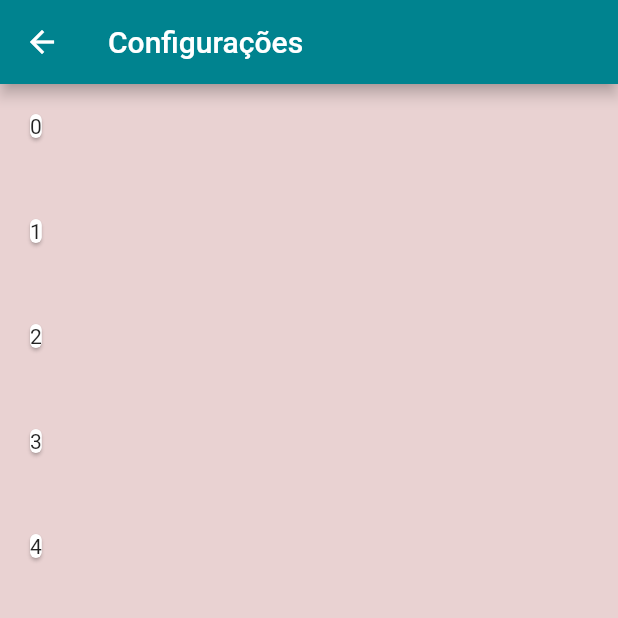
After one commit to bielom43/foods_app, a Flutter app: the SettingsScreen screen opened by its route, on a phone screen of 412 x 824 dp, the top half of it. The commit adds this screen. Run offline on Flutter 3.47's test engine with Material 2 defaults, Android fonts, the phone set to English and light mode, and no system bars.

Commit message:
#032 add: created settings screen and configured app routes.

```diff
--- a/lib/screens/categories_screen.dart
+++ b/lib/screens/categories_screen.dart
@@ -1,12 +1,13 @@
 //packages import
 import 'package:flutter/material.dart';
-import 'package:foods_app/screens/meal_details_screen.dart';
 //files import
 import '../components/category_item.dart';
 import '../data/dummy_data.dart';
 import '../screens/categories_meals_screen.dart';
 import '../utils/app_routes.dart';
 import 'tabs_screen.dart';
+import 'package:foods_app/screens/meal_details_screen.dart';
+import 'package:foods_app/screens/settings_screen.dart';
 
 class FoodsApp extends StatelessWidget {
   const FoodsApp({Key? key}) : super(key: key);
@@ -34,6 +35,7 @@ class FoodsApp extends StatelessWidget {
         AppRoutes.HOME: (ctx) => TabsScreen(),
         AppRoutes.CATEGORIES_MEALS: (ctx) => CategoriesMealsScreen(),
         AppRoutes.MEAL_DETAIL: (ctx) => MealDetailScreen(),
+        AppRoutes.SETTINGS: (ctx) => SettingsScreen(),
       },
     );
   }
--- /dev/null
+++ b/lib/screens/settings_screen.dart
@@ -0,0 +1,31 @@
+import 'package:flutter/material.dart';
+
+class SettingsScreen extends StatelessWidget {
+  const SettingsScreen({super.key});
+
+  @override
+  Widget build(BuildContext context) {
+    return Scaffold(
+      appBar: AppBar(
+        title: Text('Configurações'),
+      ),
+      body: ListView.builder(
+        itemCount: 5,
+        itemBuilder: (ctx, index) {
+          return Column(
+            children: [
+              SizedBox(
+                  width: double.infinity,
+                  height: 70,
+                  child: ListTile(
+                    leading: Card(
+                      child: Text('$index'),
+                    ),
+                  )),
+            ],
+          );
+        },
+      ),
+    );
+  }
+}
--- a/lib/utils/app_routes.dart
+++ b/lib/utils/app_routes.dart
@@ -2,4 +2,5 @@ class AppRoutes {
   static const HOME = '/';
   static const CATEGORIES_MEALS = '/categories-meals';
   static const MEAL_DETAIL = '/meal-details';
+  static const SETTINGS = '/settings';
 }
```
